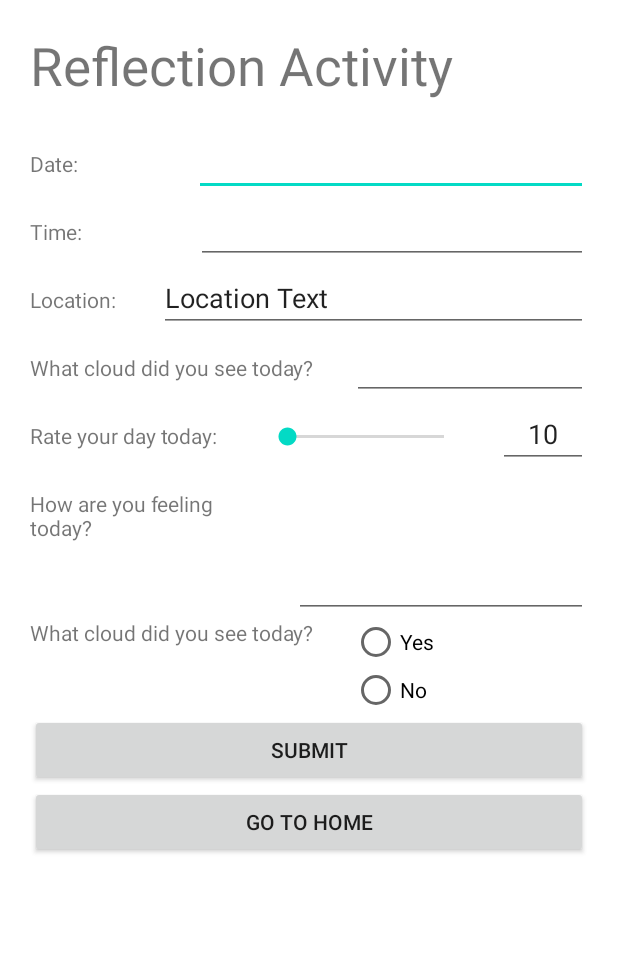
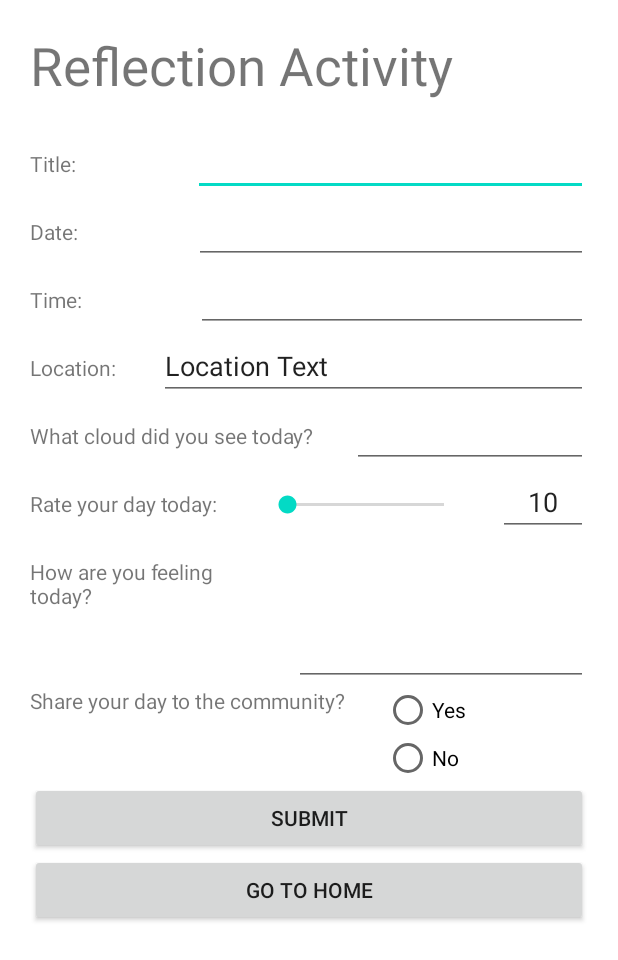
Before and after one commit to xtayzx/CloudGazer, an Android app: the ReflectionActivity screen opened directly, with no data from a screen before it, on a phone screen of 412 x 824 dp. Shown: the top 960 px of the screen. Run offline under Robolectric (Android 15) with nearby library versions, the light colour scheme and no system bars.

Commit message:
community tab working with cloud description

```diff
--- a/app/src/main/java/com/example/cloudgazer/Constants.java
+++ b/app/src/main/java/com/example/cloudgazer/Constants.java
@@ -5,6 +5,7 @@ public class Constants {
     public static final String TABLE_NAME = "USERDATA";
     public static final String UID = "_id";
 
+    public static final String TITLE = "title";
     public static final String DATE = "date";
     public static final String TIME = "time";
     public static final String LOCATION = "location";
--- a/app/src/main/java/com/example/cloudgazer/MyDatabase.java
+++ b/app/src/main/java/com/example/cloudgazer/MyDatabase.java
@@ -16,15 +16,16 @@ public class MyDatabase {
         helper = new MyHelper(context);
     }
 
-    public long insertData (String date, String time, String location, String rateDay, String cloudDes, String dayDes, String community)
+    public long insertData (String title, String date, String time, String location, String cloudDes, String rateDay, String dayDes, String community)
     {
         db = helper.getWritableDatabase();
         ContentValues contentValues = new ContentValues();
+        contentValues.put(Constants.TITLE, title);
         contentValues.put(Constants.DATE, date);
         contentValues.put(Constants.TIME, time);
         contentValues.put(Constants.LOCATION, location);
+        contentValues.put(Constants.CLOUD_DES, cloudDes);
         contentValues.put(Constants.RATE_DAY, rateDay);
-        contentValues.put(Constants.CLOUD_DES, cloudDes);
         contentValues.put(Constants.DAY_DES, dayDes);
         contentValues.put(Constants.COMMUNITY, community);
         long id = db.insert(Constants.TABLE_NAME, null, contentValues);
@@ -34,7 +35,7 @@ public class MyDatabase {
     public Cursor getData()
     {
         SQLiteDatabase db = helper.getWritableDatabase();
-        String[] columns = {Constants.UID, Constants.DATE, Constants.TIME, Constants.LOCATION, Constants.RATE_DAY, Constants.CLOUD_DES, Constants.DAY_DES, Constants.COMMUNITY};
+        String[] columns = {Constants.UID, Constants.TITLE, Constants.DATE, Constants.TIME, Constants.LOCATION, Constants.CLOUD_DES, Constants.RATE_DAY, Constants.DAY_DES, Constants.COMMUNITY};
         Cursor cursor = db.query(Constants.TABLE_NAME, columns, null, null, null, null, null);
         return cursor;
     }
--- a/app/src/main/java/com/example/cloudgazer/MyHelper.java
+++ b/app/src/main/java/com/example/cloudgazer/MyHelper.java
@@ -15,11 +15,12 @@ public class MyHelper extends SQLiteOpenHelper {
             "CREATE TABLE "+
                     Constants.TABLE_NAME + " (" +
                     Constants.UID + " INTEGER PRIMARY KEY AUTOINCREMENT, " +
+                    Constants.TITLE + " TEXT, " +
                     Constants.DATE + " TEXT, " +
                     Constants.TIME + " TEXT, " +
                     Constants.LOCATION + " TEXT, " +
+                    Constants.CLOUD_DES+ " TEXT, " +
                     Constants.RATE_DAY + " TEXT, " +
-                    Constants.CLOUD_DES+ " TEXT, " +
                     Constants.DAY_DES+ " TEXT, " +
                     Constants.COMMUNITY + " TEXT);" ;
 
--- a/app/src/main/java/com/example/cloudgazer/ReflectionActivity.java
+++ b/app/src/main/java/com/example/cloudgazer/ReflectionActivity.java
@@ -13,7 +13,7 @@ public class ReflectionActivity extends Activity implements View.OnClickListener
     private SeekBar thisSeekBar;
     private RadioGroup communitySelect;
     private int rateDayValue;
-    EditText inputDate, inputTime, inputLocation, inputCloudDes, inputRateDay, inputDayDes;
+    EditText inputTitle, inputDate, inputTime, inputLocation, inputCloudDes, inputRateDay, inputDayDes;
     MyDatabase db;
     String inputCommunity;
 
@@ -28,6 +28,7 @@ public class ReflectionActivity extends Activity implements View.OnClickListener
         communitySelect = (RadioGroup)findViewById(R.id.communitySelect);
         communitySelect.setOnCheckedChangeListener(this);
 
+        inputTitle = (EditText) findViewById(R.id.inputTitle);
         inputDate = (EditText) findViewById(R.id.inputDate);
         inputTime = (EditText)findViewById(R.id.inputTime);
         inputLocation = (EditText)findViewById(R.id.inputLocation);
@@ -41,6 +42,7 @@ public class ReflectionActivity extends Activity implements View.OnClickListener
 
     public void submit (View view)
     {
+        String title = inputTitle.getText().toString();
         String date = inputDate.getText().toString();
         String time = inputTime.getText().toString();
         String location = inputLocation.getText().toString();
@@ -48,8 +50,8 @@ public class ReflectionActivity extends Activity implements View.OnClickListener
         String rateDay = inputRateDay.getText().toString();
         String dayDes = inputDayDes.getText().toString();
         String communitySelect = inputCommunity;
-        Toast.makeText(this, date +" "+ time+" "+ location+" "+ cloudDes+" "+ rateDay+" "+ dayDes+" "+ communitySelect, Toast.LENGTH_SHORT).show();
-        long id = db.insertData(date, time, location, cloudDes,rateDay,dayDes, communitySelect);
+        Toast.makeText(this, title +" "+date +" "+ time+" "+ location+" "+ cloudDes+" "+ rateDay+" "+ dayDes+" "+ communitySelect, Toast.LENGTH_SHORT).show();
+        long id = db.insertData(title, date, time, location, cloudDes,rateDay,dayDes, communitySelect);
         if (id < 0)
         {
             Toast.makeText(this, "fail", Toast.LENGTH_SHORT).show();
--- a/app/src/main/res/layout/activity_reflection_layout.xml
+++ b/app/src/main/res/layout/activity_reflection_layout.xml
@@ -11,6 +11,27 @@
         android:text="Reflection Activity"
         android:textSize="16pt"
         android:paddingBottom="18dp"/>
+
+    <LinearLayout
+        android:layout_width="match_parent"
+        android:layout_height="wrap_content"
+        android:orientation="horizontal">
+
+        <TextView
+            android:id="@+id/titleTextView"
+            android:layout_width="wrap_content"
+            android:layout_height="wrap_content"
+            android:layout_weight="1"
+            android:paddingRight="25dp"
+            android:text="Title: " />
+
+        <EditText
+            android:id="@+id/inputTitle"
+            android:layout_width="wrap_content"
+            android:layout_height="wrap_content"
+            android:layout_weight="1"
+            android:ems="10"/>
+    </LinearLayout>
 
     <LinearLayout
         android:layout_width="match_parent"
@@ -209,7 +230,7 @@
             android:layout_width="wrap_content"
             android:layout_height="wrap_content"
             android:paddingEnd="25dp"
-            android:text="@string/cloud_des" />
+            android:text="@string/share_des" />
 
             <RadioGroup
                     android:layout_width="match_parent"
--- a/app/src/main/res/values/strings.xml
+++ b/app/src/main/res/values/strings.xml
@@ -4,5 +4,5 @@
     <string name="cloud_des">What cloud did you see today?</string>
     <string name="rate_des">Rate your day today:</string>
     <string name="day_des">How are you feeling today?</string>
-    <string name="share_des">Would you like to share your day to the community?</string>
+    <string name="share_des">Share your day to the community?</string>
 </resources>
```
Also changed, not shown: app/src/main/java/com/example/cloudgazer/CommunityActivity.java (+9 -6 lines), app/src/main/java/com/example/cloudgazer/HomeActivity.java (+9 -6 lines), app/src/main/java/com/example/cloudgazer/MyAdapter.java (+6 -4 lines), app/src/main/res/layout/row.xml (+9 -2 lines).
